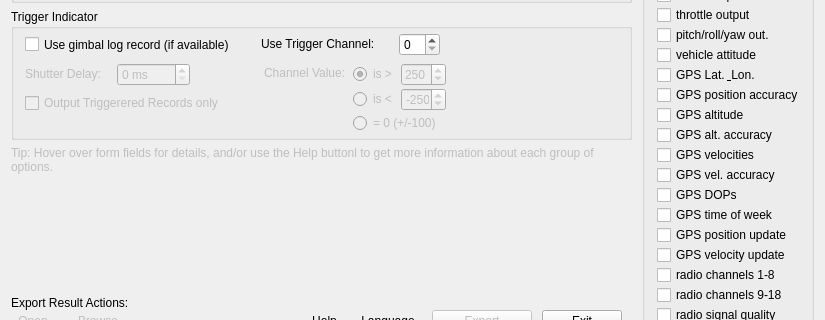
Qt form aqlogexporter.ui (mpaperno/AQ_Log_Export) before a commit; both pictures show x 0 to 825 and y 349 to 669 of the 825 by 901 pixel window.
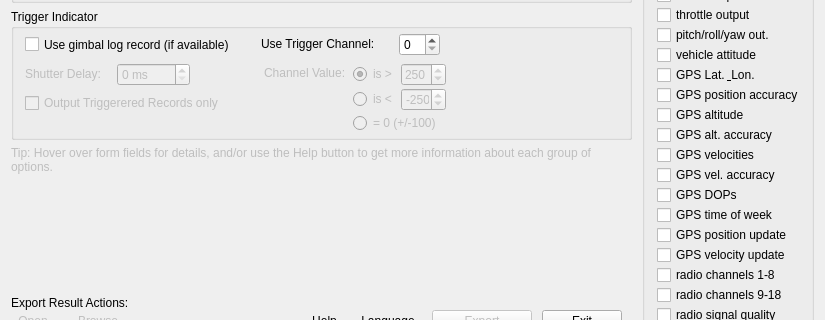
The same form after that commit. Icons and pictures are not drawn.

```diff
--- a/aqlogexporter.ui
+++ b/aqlogexporter.ui
@@ -1985,7 +1985,7 @@
            <bool>false</bool>
           </property>
           <property name="text">
-           <string>Tip: Hover over form fields for details, and/or use the Help buttonl to get more information about each group of options.</string>
+           <string>Tip: Hover over form fields for details, and/or use the Help button to get more information about each group of options.</string>
           </property>
           <property name="wordWrap">
            <bool>true</bool>
```
